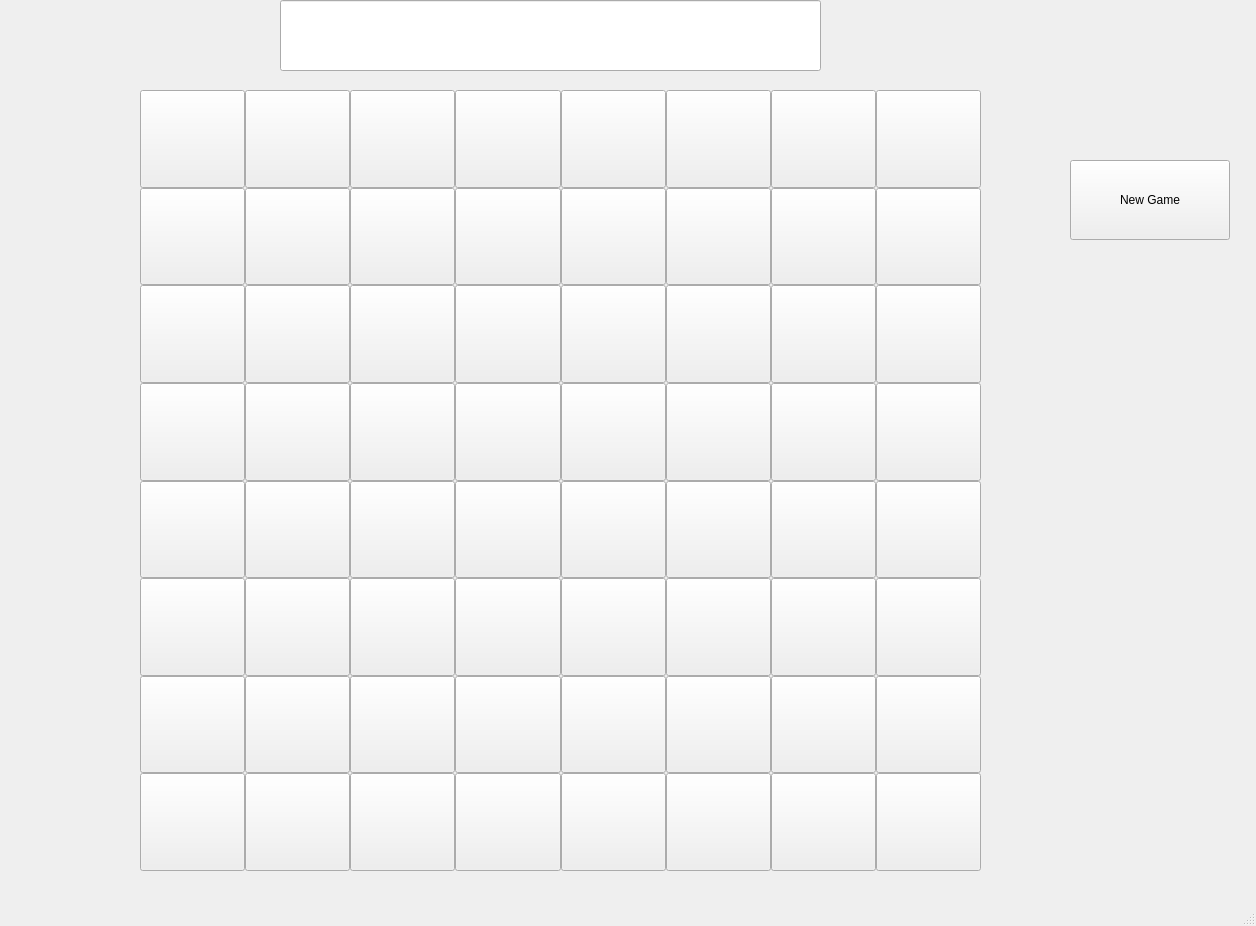
This is Vue.ui in lyg2/Projet_Echecs_Chess as Qt 5 draws it before an edit. The edited form follows.
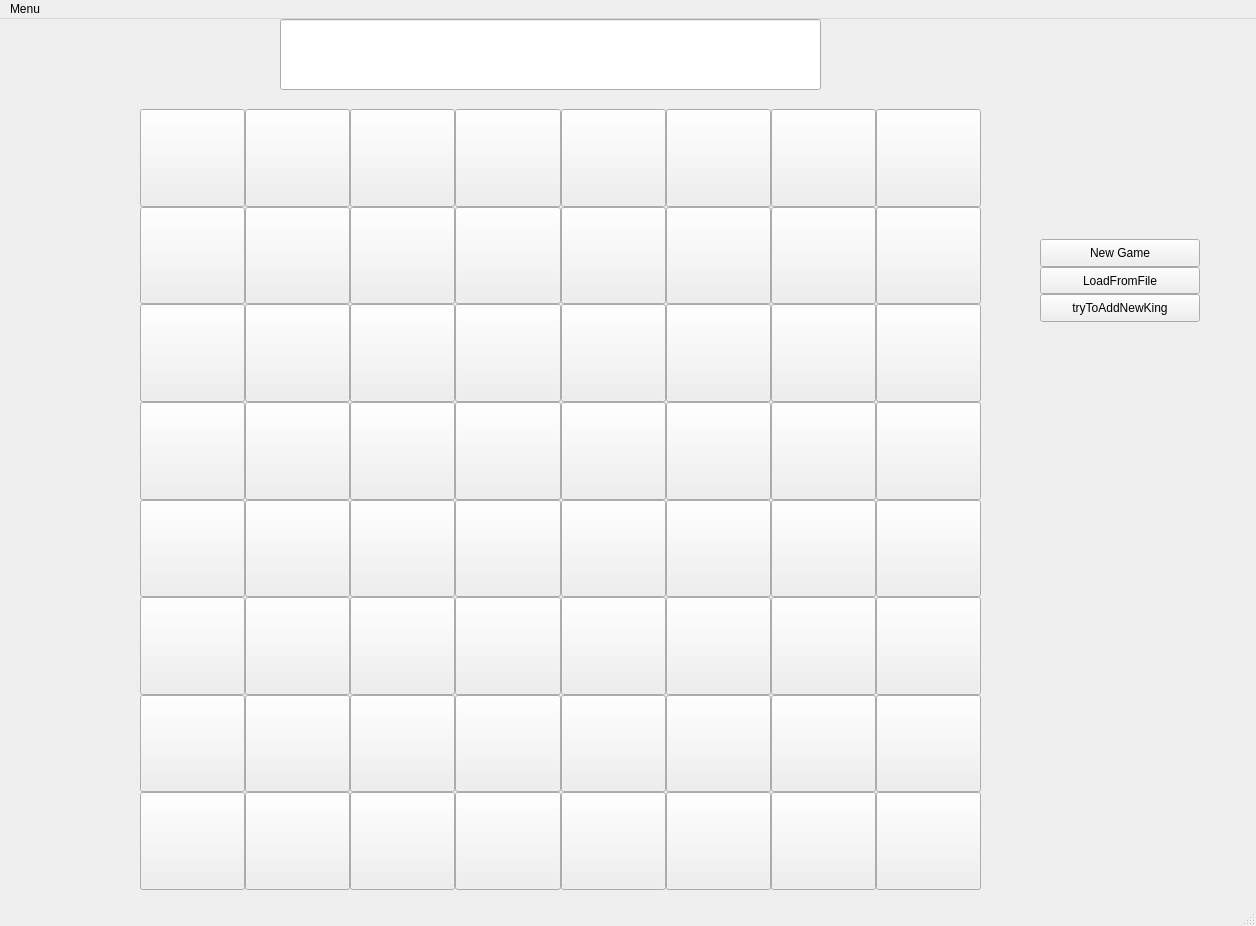
This is the edited form.

```diff
--- a/Vue.ui
+++ b/Vue.ui
@@ -873,17 +873,20 @@
    <widget class="QWidget" name="verticalLayoutWidget">
     <property name="geometry">
      <rect>
-      <x>1070</x>
-      <y>160</y>
+      <x>1040</x>
+      <y>220</y>
       <width>160</width>
-      <height>80</height>
+      <height>83</height>
      </rect>
     </property>
     <layout class="QVBoxLayout" name="verticalLayout">
+     <property name="spacing">
+      <number>0</number>
+     </property>
      <item>
       <widget class="QPushButton" name="newGameButton">
        <property name="sizePolicy">
-        <sizepolicy hsizetype="Preferred" vsizetype="Preferred">
+        <sizepolicy hsizetype="Expanding" vsizetype="Expanding">
          <horstretch>0</horstretch>
          <verstretch>0</verstretch>
         </sizepolicy>
@@ -893,6 +896,32 @@
        </property>
       </widget>
      </item>
+     <item>
+      <widget class="QPushButton" name="LoadFromFile">
+       <property name="sizePolicy">
+        <sizepolicy hsizetype="Expanding" vsizetype="Expanding">
+         <horstretch>0</horstretch>
+         <verstretch>0</verstretch>
+        </sizepolicy>
+       </property>
+       <property name="text">
+        <string>LoadFromFile</string>
+       </property>
+      </widget>
+     </item>
+     <item>
+      <widget class="QPushButton" name="tryToAddNewKing">
+       <property name="sizePolicy">
+        <sizepolicy hsizetype="Expanding" vsizetype="Expanding">
+         <horstretch>0</horstretch>
+         <verstretch>0</verstretch>
+        </sizepolicy>
+       </property>
+       <property name="text">
+        <string>tryToAddNewKing</string>
+       </property>
+      </widget>
+     </item>
     </layout>
    </widget>
    <widget class="QLineEdit" name="playerTurnView">
@@ -923,6 +952,20 @@
      <height>21</height>
     </rect>
    </property>
+   <widget class="QMenu" name="menuMenu">
+    <property name="title">
+     <string>Menu</string>
+    </property>
+    <widget class="QMenu" name="menuLoad_txt">
+     <property name="title">
+      <string>Load_txt</string>
+     </property>
+     <addaction name="actionPhilidor1777"/>
+    </widget>
+    <addaction name="menuLoad_txt"/>
+    <addaction name="actionexit"/>
+   </widget>
+   <addaction name="menuMenu"/>
   </widget>
   <widget class="QStatusBar" name="statusbar"/>
  </widget>
```
Left out of the diff: 20 changed lines with no effect on the pictures.
